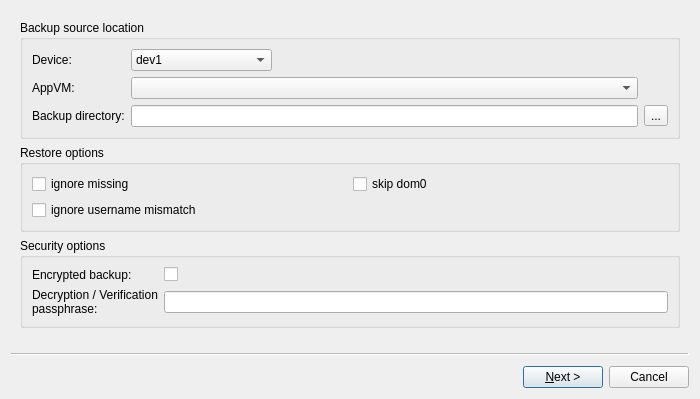
Qt form restoredlg.ui (QubesOS/qubes-manager) before a commit.
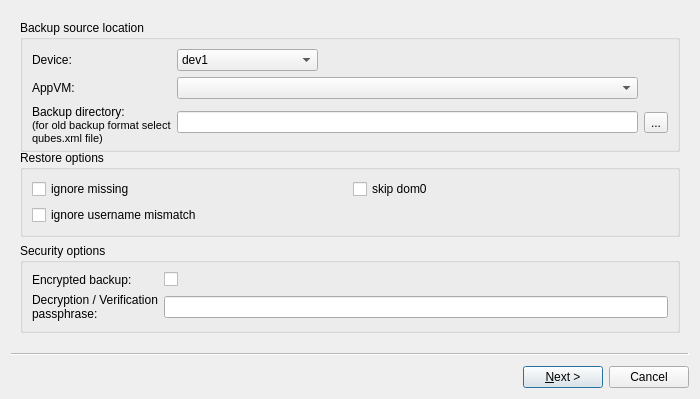
The same form after that commit.

Commit message:
backups: allow to select backup in old format (directory instead of file)
New backup is store in one file, but old one in a whole directory. While
selecting old backup, the user need to point 'qubes.xml' file.

The edit to the form file:
```diff
--- a/restoredlg.ui
+++ b/restoredlg.ui
@@ -78,6 +78,12 @@
     </item>
     <item row="0" column="0">
      <widget class="QGroupBox" name="groupBox_2">
+      <property name="minimumSize">
+       <size>
+        <width>0</width>
+        <height>132</height>
+       </size>
+      </property>
       <property name="font">
        <font>
         <weight>50</weight>
@@ -130,8 +136,20 @@
        </item>
        <item row="6" column="0">
         <widget class="QLabel" name="label_2">
+         <property name="minimumSize">
+          <size>
+           <width>0</width>
+           <height>41</height>
+          </size>
+         </property>
          <property name="text">
-          <string>Backup directory:</string>
+          <string>&lt;html&gt;&lt;head/&gt;&lt;body&gt;&lt;p&gt;Backup directory:&lt;br&gt;&lt;span style=&quot; font-size:8pt;&quot;&gt;(for old backup format select qubes.xml file)&lt;/span&gt;&lt;/p&gt;&lt;/body&gt;&lt;/html&gt;</string>
+         </property>
+         <property name="alignment">
+          <set>Qt::AlignLeading|Qt::AlignLeft|Qt::AlignTop</set>
+         </property>
+         <property name="wordWrap">
+          <bool>true</bool>
          </property>
         </widget>
        </item>
```
The commit also changes 1 other file.
